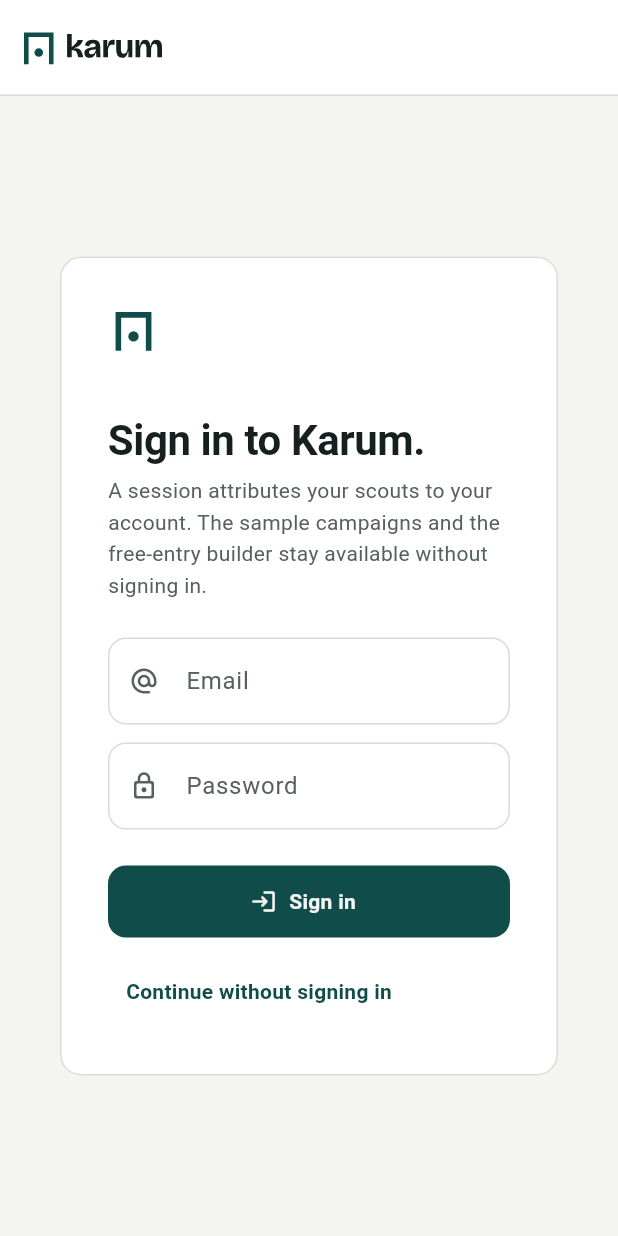
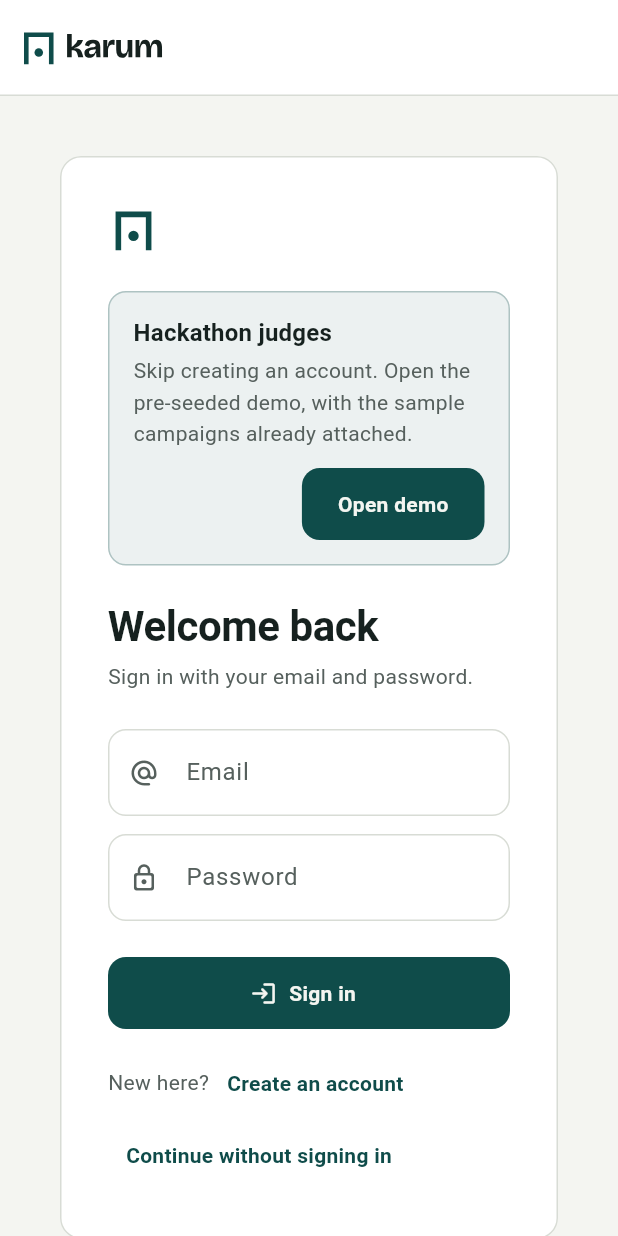
Before and after one commit to karum-labs/karum-client, a Flutter app: the JudgeEntryScreen screen opened directly, on a phone screen of 412 x 824 dp. Run offline on Flutter 3.47's test engine with Material 3 defaults, Android fonts, the phone set to English and light mode, and no system bars; our stand-ins replace flutter_map, flutter_svg, latlong2, web; missing offline and left inert: dart:js_interop; network calls fail; Roboto replaces fonts that are missing (Bricolage Grotesque, IBM Plex Sans).

Commit message:
feat(client): implement user registration and enhance login flow
- Added a registration screen that allows users to create an account with email and password.
- Integrated registration functionality into the GatewayClient for account creation.
- Updated the login screen to conditionally display the judges banner based on the new `showJudgesBanner` flag.
- Refactored the JudgeEntryScreen to utilize the AppFlags for banner visibility.
- Enhanced the README with details about the judges banner and its configuration.
- Updated tests to cover the new registration flow and ensure the public demo remains accessible without login.

```diff
--- a/lib/main.dart
+++ b/lib/main.dart
@@ -6,11 +6,13 @@
 import 'src/app/app_scope.dart';
 import 'src/app/routes.dart';
 import 'src/auth/session_storage.dart';
+import 'src/config/app_flags.dart';
 import 'src/screens/door_pitch_screen.dart';
 import 'src/screens/home_screen.dart';
 import 'src/screens/judge_entry_screen.dart';
 import 'src/screens/landing_screen.dart';
 import 'src/screens/not_found_screen.dart';
+import 'src/screens/register_screen.dart';
 import 'src/screens/workspace_screen.dart';
 import 'src/theme/app_theme.dart';
 
@@ -26,13 +28,23 @@
 
 /// Root widget: owns the gateway client, health snapshot, theme, and routes.
 class KarumApp extends StatefulWidget {
-  const KarumApp({super.key, this.client, this.initialRoute});
+  const KarumApp({
+    super.key,
+    this.client,
+    this.initialRoute,
+    this.showJudgesBanner,
+  });
 
   /// Injectable client for widget tests.
   final GatewayClient? client;
 
   /// Optional initial route for tests.
   final String? initialRoute;
+
+  /// Test override for the login-screen judges banner.
+  ///
+  /// Null uses [AppFlags.showJudgesBanner].
+  final bool? showJudgesBanner;
 
   @override
   State<KarumApp> createState() => _KarumAppState();
@@ -46,7 +58,6 @@
   bool _healthLoading = true;
   AuthSession? _session;
   bool _authResolving = true;
-  bool _judgeAttempted = false;
 
   @override
   void initState() {
@@ -101,27 +112,12 @@
         _healthError = null;
         _healthLoading = false;
       });
-      await _maybeAutoJudge(health);
     } catch (error) {
       if (!mounted) return;
       setState(() {
         _healthError = error;
         _healthLoading = false;
       });
-    }
-  }
-
-  /// Signs into the preseeded judge account once, silently. The public demo is
-  /// already usable, so a failure only hides the judge banner.
-  Future<void> _maybeAutoJudge(HealthStatus health) async {
-    if (_judgeAttempted || _session != null || !health.hackathonMode) return;
-    _judgeAttempted = true;
-    try {
-      final session = await _client.judgeLogin();
-      if (!mounted) return;
-      _setSession(session);
-    } catch (_) {
-      // The login page remains available; the demo never blocks on this.
     }
   }
 
@@ -133,6 +129,15 @@
 
   Future<void> _judgeSignIn() async {
     final session = await _client.judgeLogin();
+    if (!mounted) return;
+    _setSession(session);
+  }
+
+  Future<void> _register({
+    required String email,
+    required String password,
+  }) async {
+    final session = await _client.register(email: email, password: password);
     if (!mounted) return;
     _setSession(session);
   }
@@ -180,6 +185,7 @@
         authResolving: _authResolving,
         signIn: _signIn,
         judgeSignIn: _judgeSignIn,
+        register: _register,
         signOut: _signOut,
         child: child ?? const SizedBox.shrink(),
       ),
@@ -198,7 +204,13 @@
       return _page(HomeScreen(client: _client), settings.name ?? '/status');
     }
     if (segments.length == 1 && segments[0] == 'login') {
-      return _page(const JudgeEntryScreen(), settings.name ?? '/login');
+      return _page(
+        JudgeEntryScreen(showJudgesBanner: widget.showJudgesBanner),
+        settings.name ?? '/login',
+      );
+    }
+    if (segments.length == 1 && segments[0] == 'register') {
+      return _page(const RegisterScreen(), settings.name ?? '/register');
     }
 
     // /scout/:jobId/doors/:doorId
--- a/lib/src/api/auth_models.dart
+++ b/lib/src/api/auth_models.dart
@@ -43,7 +43,7 @@
   final AuthAccount account;
   final DateTime? expiresAt;
 
-  /// Builds a session from `POST /api/v1/auth/login` or `/auth/judge`.
+  /// Builds a session from login, judge sign-in, or registration.
   factory AuthSession.fromJson(Map<String, dynamic> json) {
     final token = json['token'];
     if (token is! String || token.isEmpty) {
--- a/lib/src/api/gateway_client.dart
+++ b/lib/src/api/gateway_client.dart
@@ -121,6 +121,22 @@
     final response = await _send(
       'POST',
       '/api/v1/auth/judge',
+      timeout: const Duration(seconds: 20),
+    );
+    final session = _parse(response, AuthSession.fromJson);
+    _token = session.token;
+    return session;
+  }
+
+  /// Creates an account from an email and password and signs it in.
+  Future<AuthSession> register({
+    required String email,
+    required String password,
+  }) async {
+    final response = await _send(
+      'POST',
+      '/api/v1/auth/register',
+      body: {'email': email, 'password': password},
       timeout: const Duration(seconds: 20),
     );
     final session = _parse(response, AuthSession.fromJson);
@@ -410,6 +426,8 @@
 
     final resolved = switch (status) {
       429 => 'The gateway is rate-limiting requests (429). Wait a few seconds and try again.',
+      409 when code == 'email_taken' =>
+        message ?? 'An account with this email already exists.',
       409 => 'This request was already submitted with a different body. Reload the form and try again.',
       422 when code == 'ambiguous' =>
         message ?? 'The city query is ambiguous. Choose a candidate.',
--- a/lib/src/app/app_scope.dart
+++ b/lib/src/app/app_scope.dart
@@ -3,6 +3,7 @@
 import '../api/auth_models.dart';
 import '../api/gateway_client.dart';
 import '../api/health_status.dart';
+import '../config/app_flags.dart';
 
 /// The gateway client, health snapshot, and judge session shared by every route.
 ///
@@ -21,6 +22,7 @@
     required this.authResolving,
     required this.signIn,
     required this.judgeSignIn,
+    required this.register,
     required this.signOut,
     required super.child,
   });
@@ -42,8 +44,8 @@
 
   /// True when the gateway reports `hackathon_mode=true`.
   ///
-  /// The gateway owns this flag; the client never guesses it from a build
-  /// define. The public demo stays available when it is false.
+  /// This enables the passwordless demo route. The login banner is a separate
+  /// client flag, [AppFlags.showJudgesBanner].
   final bool hackathonMode;
 
   /// The current session, or null when exploring anonymously.
@@ -57,6 +59,10 @@
 
   /// Signs into the preseeded judge account, throwing when disabled.
   final Future<void> Function() judgeSignIn;
+
+  /// Creates an account from an email and password and signs it in.
+  final Future<void> Function({required String email, required String password})
+  register;
 
   /// Revokes the session and returns to the anonymous demo.
   final Future<void> Function() signOut;
--- a/lib/src/screens/judge_entry_screen.dart
+++ b/lib/src/screens/judge_entry_screen.dart
@@ -2,19 +2,20 @@
 
 import '../api/gateway_client.dart';
 import '../app/app_scope.dart';
+import '../config/app_flags.dart';
 import '../theme/brand_tokens.dart';
-import '../widgets/karum_chrome.dart';
+import '../widgets/auth_scaffold.dart';
 import '../widgets/karum_logo.dart';
 
-/// Email/password sign-in, plus the optional one-click hackathon judge path.
+/// Email/password sign-in, plus the optional hackathon judges banner.
 ///
-/// The public demo never redirects here. A session only attributes a scout to an
-/// account; the preset and free-entry paths remain available anonymously.
+/// The public demo never redirects here. A session only attributes a scout to
+/// an account; the preset and free-entry paths remain available anonymously.
 class JudgeEntryScreen extends StatefulWidget {
-  const JudgeEntryScreen({super.key, this.hackathonMode});
+  const JudgeEntryScreen({super.key, this.showJudgesBanner});
 
-  /// Test override for the gateway-owned hackathon flag.
-  final bool? hackathonMode;
+  /// Test override for [AppFlags.showJudgesBanner].
+  final bool? showJudgesBanner;
 
   @override
   State<JudgeEntryScreen> createState() => _JudgeEntryScreenState();
@@ -26,6 +27,8 @@
   final _password = TextEditingController();
   bool _busy = false;
   String? _error;
+
+  bool get _showBanner => widget.showJudgesBanner ?? AppFlags.showJudgesBanner;
 
   @override
   void dispose() {
@@ -66,7 +69,7 @@
     if (_busy) return;
     final scope = AppScope.maybeOf(context);
     if (scope == null) {
-      setState(() => _error = 'Judge access is unavailable in this build.');
+      setState(() => _error = 'Demo access is unavailable in this build.');
       return;
     }
     setState(() {
@@ -81,7 +84,7 @@
     } catch (_) {
       if (mounted) {
         setState(
-          () => _error = 'Judge access failed. Use email and password instead.',
+          () => _error = 'Demo access failed. Use email and password instead.',
         );
       }
     } finally {
@@ -105,78 +108,37 @@
   Widget build(BuildContext context) {
     final palette = KarumPalette.of(context);
     final scope = AppScope.maybeOf(context);
-    final enabled = widget.hackathonMode ?? scope?.hackathonMode ?? false;
     final session = scope?.session;
     final resolving = scope?.authResolving ?? false;
 
-    return Scaffold(
-      body: Column(
-        children: [
-          const KarumHeader(),
-          JudgeBanner(),
-          Expanded(
-            child: Center(
-              child: SingleChildScrollView(
-                padding: const EdgeInsets.all(KarumSpacing.page),
-                child: ConstrainedBox(
-                  constraints: const BoxConstraints(maxWidth: 470),
-                  child: Card(
-                    child: Padding(
-                      padding: const EdgeInsets.all(32),
+    return AuthScaffold(
       child: AutofillGroup(
         child: Column(
           crossAxisAlignment: CrossAxisAlignment.start,
           children: [
             const KarumLogo(height: 34),
+            if (session == null && _showBanner) ...[
               const SizedBox(height: KarumSpacing.xl),
-                            if (enabled)
-                              Container(
-                                padding: const EdgeInsets.symmetric(
-                                  horizontal: 10,
-                                  vertical: 5,
-                                ),
-                                decoration: BoxDecoration(
-                                  color: palette.brand.withValues(alpha: 0.1),
-                                  borderRadius: BorderRadius.circular(
-                                    KarumRadius.pill,
-                                  ),
-                                ),
-                                child: Text(
-                                  'HACKATHON MODE · JUDGE SIGN-IN',
-                                  style: Theme.of(context).textTheme.labelSmall
-                                      ?.copyWith(
-                                        color: palette.brand,
-                                        fontWeight: FontWeight.w700,
-                                        letterSpacing: 0.8,
-                                      ),
-                                ),
-                              ),
-                            const SizedBox(height: KarumSpacing.lg),
+              _JudgesBanner(busy: _busy, onOpen: _judgeSignIn),
+            ],
+            const SizedBox(height: KarumSpacing.xl),
             Text(
-                              session == null
-                                  ? 'Sign in to Karum.'
-                                  : 'You are signed in.',
+              session == null ? 'Welcome back' : 'You are signed in.',
               style: Theme.of(context).textTheme.headlineMedium,
             ),
             const SizedBox(height: KarumSpacing.sm),
             Text(
               session == null
-                                  ? 'A session attributes your scouts to your '
-                                        'account. The sample campaigns and the '
-                                        'free-entry builder stay available '
-                                        'without signing in.'
-                                  : 'The public demo is still open. Continue '
-                                        'to the seed builder or sign out to '
-                                        'return to an anonymous session.',
+                  ? 'Sign in with your email and password.'
+                  : 'The public demo is still open. Continue to the seed '
+                        'builder or sign out.',
               style: Theme.of(context).textTheme.bodyMedium
                   ?.copyWith(color: palette.mute),
             ),
             const SizedBox(height: KarumSpacing.xl),
             if (resolving && session == null)
               const Padding(
-                                padding: EdgeInsets.only(
-                                  bottom: KarumSpacing.lg,
-                                ),
+                padding: EdgeInsets.only(bottom: KarumSpacing.lg),
                 child: LinearProgressIndicator(minHeight: 2),
               ),
             if (session != null)
@@ -189,22 +151,14 @@
                 onSignOut: _signOut,
               )
             else
-                              _buildForm(context, enabled: enabled),
+              _buildForm(context),
           ],
         ),
-                      ),
-                    ),
-                  ),
-                ),
-              ),
-            ),
-          ),
-        ],
       ),
     );
   }
 
-  Widget _buildForm(BuildContext context, {required bool enabled}) {
+  Widget _buildForm(BuildContext context) {
     final palette = KarumPalette.of(context);
     return Form(
       key: _formKey,
@@ -275,29 +229,71 @@
               label: Text(_busy ? 'Signing in…' : 'Sign in'),
             ),
           ),
-          if (enabled) ...[
-            const SizedBox(height: KarumSpacing.sm),
-            SizedBox(
+          const SizedBox(height: KarumSpacing.md),
+          Wrap(
+            crossAxisAlignment: WrapCrossAlignment.center,
+            children: [
+              Text(
+                'New here?',
+                style: Theme.of(context).textTheme.bodyMedium
+                    ?.copyWith(color: palette.mute),
+              ),
+              TextButton(
+                onPressed: _busy
+                    ? null
+                    : () => Navigator.of(context).pushNamed('/register'),
+                child: const Text('Create an account'),
+              ),
+            ],
+          ),
+          TextButton(
+            onPressed: _busy ? null : _openDemo,
+            child: const Text('Continue without signing in'),
+          ),
+        ],
+      ),
+    );
+  }
+}
+
+class _JudgesBanner extends StatelessWidget {
+  const _JudgesBanner({required this.busy, required this.onOpen});
+
+  final bool busy;
+  final VoidCallback onOpen;
+
+  @override
+  Widget build(BuildContext context) {
+    final palette = KarumPalette.of(context);
+    return Container(
       width: double.infinity,
-              child: OutlinedButton.icon(
-                onPressed: _busy ? null : _judgeSignIn,
-                icon: const Icon(Icons.badge_outlined, size: 18),
-                label: const Text('Use judge access'),
+      padding: const EdgeInsets.all(KarumSpacing.lg),
+      decoration: BoxDecoration(
+        color: palette.brand.withValues(alpha: 0.08),
+        borderRadius: BorderRadius.circular(KarumRadius.control),
+        border: Border.all(color: palette.brand.withValues(alpha: 0.28)),
       ),
+      child: Column(
+        crossAxisAlignment: CrossAxisAlignment.start,
+        children: [
+          Text(
+            'Hackathon judges',
+            style: Theme.of(context).textTheme.titleMedium,
           ),
           const SizedBox(height: KarumSpacing.xs),
           Text(
-              'Judge access is a credential-free session for the preseeded '
-              'account. It is only enabled while the gateway reports '
-              'HACKATHON_MODE=true.',
-              style: Theme.of(context).textTheme.bodySmall
+            'Skip creating an account. Open the pre-seeded demo, with the '
+            'sample campaigns already attached.',
+            style: Theme.of(context).textTheme.bodyMedium
                 ?.copyWith(color: palette.mute),
           ),
-          ],
           const SizedBox(height: KarumSpacing.md),
-          TextButton(
-            onPressed: _busy ? null : _openDemo,
-            child: const Text('Continue without signing in'),
+          Align(
+            alignment: Alignment.centerRight,
+            child: FilledButton(
+              onPressed: busy ? null : onOpen,
+              child: Text(busy ? 'Opening…' : 'Open demo'),
+            ),
           ),
         ],
       ),
--- /dev/null
+++ b/lib/src/widgets/auth_scaffold.dart
@@ -0,0 +1,39 @@
+import 'package:flutter/material.dart';
+
+import '../theme/brand_tokens.dart';
+import 'karum_chrome.dart';
+
+/// The centered card used by login and both registration screens.
+class AuthScaffold extends StatelessWidget {
+  const AuthScaffold({super.key, required this.child});
+
+  final Widget child;
+
+  @override
+  Widget build(BuildContext context) {
+    return Scaffold(
+      body: Column(
+        children: [
+          const KarumHeader(),
+          const JudgeBanner(),
+          Expanded(
+            child: Center(
+              child: SingleChildScrollView(
+                padding: const EdgeInsets.all(KarumSpacing.page),
+                child: ConstrainedBox(
+                  constraints: const BoxConstraints(maxWidth: 470),
+                  child: Card(
+                    child: Padding(
+                      padding: const EdgeInsets.all(32),
+                      child: child,
+                    ),
+                  ),
+                ),
+              ),
+            ),
+          ),
+        ],
+      ),
+    );
+  }
+}
--- a/lib/src/widgets/karum_chrome.dart
+++ b/lib/src/widgets/karum_chrome.dart
@@ -167,9 +167,9 @@
   }
 }
 
-/// The judge-mode banner. It is transparent about the automatic judge session
-/// and always offers the anonymous path, so the demo never becomes a login
-/// wall. When the gateway flag is off, it renders nothing.
+/// A signed-in strip. It stays quiet for anonymous visitors, so the public
+/// demo never grows a login wall. The hackathon judges banner lives on the
+/// login screen and follows the SHOW_JUDGES_BANNER build flag.
 class JudgeBanner extends StatelessWidget {
   const JudgeBanner({super.key});
 
@@ -177,44 +177,26 @@
   Widget build(BuildContext context) {
     final palette = KarumPalette.of(context);
     final scope = AppScope.maybeOf(context);
-    if (scope == null || !scope.hackathonMode) {
+    final session = scope?.session;
+    if (scope == null || session == null) {
       return const SizedBox.shrink();
     }
 
-    final session = scope.session;
-    if (session != null) {
     final name = session.account.displayName.isEmpty
         ? session.account.email
         : session.account.displayName;
+    final detail = 'Signed in as $name. The public demo stays open.';
     return _Banner(
       background: palette.brand.withValues(alpha: 0.12),
       foreground: palette.ink,
       icon: Icons.verified_user_outlined,
       title: session.account.isJudge ? 'Judge mode' : 'Signed in',
-        message: session.account.isJudge
-            ? 'Signed in as $name for this session. Samples and free entry '
-                  'stay public.'
-            : 'Signed in as $name. The public demo stays open.',
+      message: detail,
       action: TextButton(
         onPressed: () {
           scope.signOut();
         },
         child: const Text('Sign out'),
-        ),
-      );
-    }
-
-    return _Banner(
-      background: palette.brand.withValues(alpha: 0.12),
-      foreground: palette.ink,
-      icon: Icons.badge_outlined,
-      title: 'Judge mode',
-      message:
-          'Hackathon judge access is on. Sign in for an attributed session, '
-          'or keep exploring anonymously.',
-      action: TextButton(
-        onPressed: () => Navigator.of(context).pushNamed('/login'),
-        child: const Text('Judge sign-in'),
       ),
     );
   }
```
Also changed, not shown: lib/src/config/app_flags.dart (added, +20 -0 lines), lib/src/screens/register_screen.dart (added, +176 -0 lines), 2 other files. Lines whose indentation alone changed are shown as unchanged.
